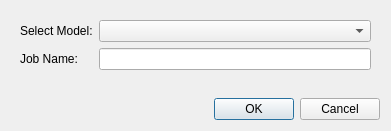
Above: Code/Source/sv4gui/Plugins/org.sv.gui.qt.romsimulation/sv4gui_ROMSimJobCreate.ui from SimVascular/SimVascular before the change. Below: the same form after it.
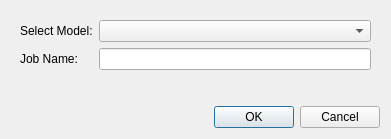
That is the form after the change.

Commit message: Fix create job popup window name.

```diff
--- a/Code/Source/sv4gui/Plugins/org.sv.gui.qt.romsimulation/sv4gui_ROMSimJobCreate.ui
+++ b/Code/Source/sv4gui/Plugins/org.sv.gui.qt.romsimulation/sv4gui_ROMSimJobCreate.ui
@@ -10,7 +10,7 @@
     <x>0</x>
     <y>0</y>
     <width>391</width>
-    <height>131</height>
+    <height>139</height>
    </rect>
   </property>
   <property name="windowTitle">
```
Left out of the diff: 2 changed lines with no effect on the pictures. The commit also changes 1 other file.
